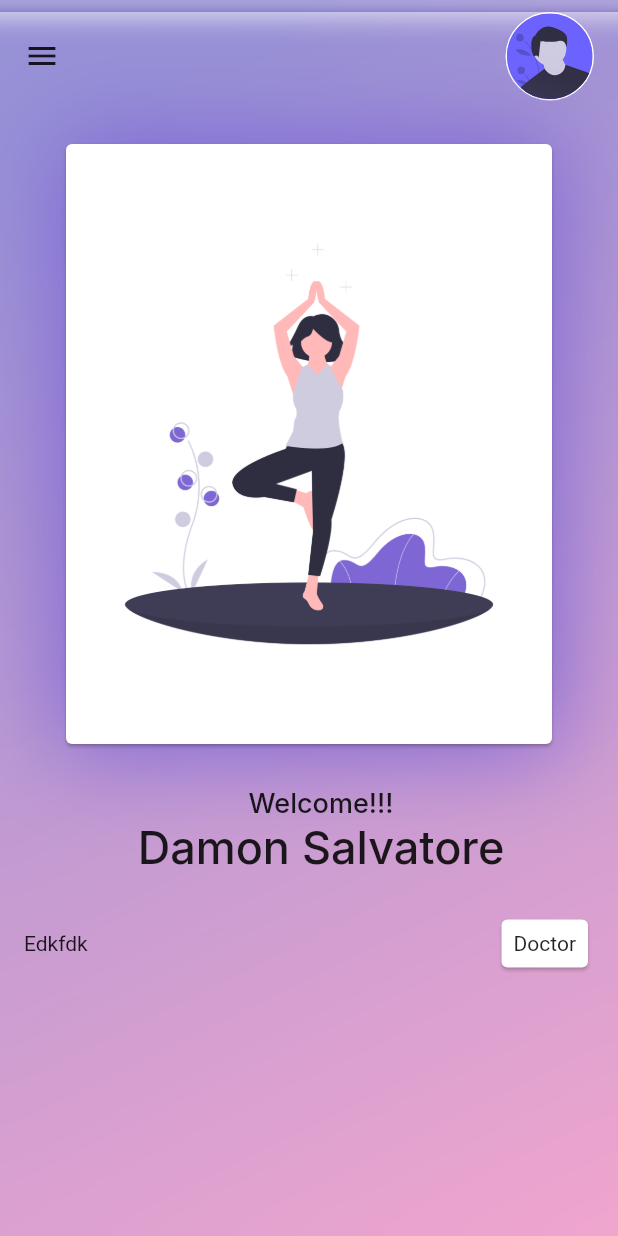
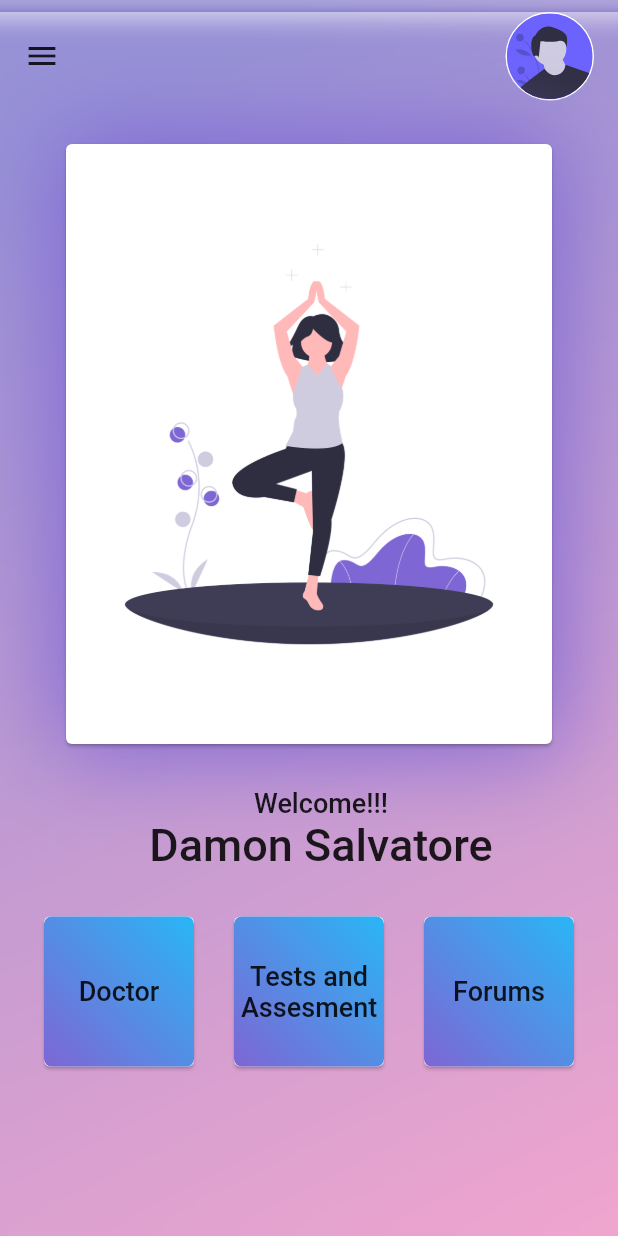
Before and after one commit to hyp9820/Bot_Army, a Flutter app: the screen it shows after launch, on a phone screen of 412 x 824 dp. Run offline on Flutter 3.47's test engine with Material 2 defaults, Android fonts, the phone set to English and light mode, and no system bars; our stand-ins replace flutter_svg, font_awesome_flutter, google_fonts.

Commit message:
Home Screen

```diff
--- a/lib/Home.dart
+++ b/lib/Home.dart
@@ -91,7 +91,7 @@ class _HomeState extends State<Home> {
                     children: <Widget>[
                       Text(
                         'Welcome!!!',
-                        style: GoogleFonts.inter(
+                        style: GoogleFonts.averiaSansLibre(
                           fontSize: 18,
                           fontWeight: FontWeight.w500,
                           color: Colors.black87,
@@ -99,7 +99,7 @@ class _HomeState extends State<Home> {
                       ),
                       Text(
                         'Damon Salvatore',
-                        style: GoogleFonts.inter(
+                        style: GoogleFonts.averiaSansLibre(
                           fontSize: 30,
                           fontWeight: FontWeight.w500,
                           color: Colors.black87,
@@ -117,13 +117,117 @@ class _HomeState extends State<Home> {
                 Padding(
                   padding: EdgeInsets.only(left: 16, right: 16, bottom: 13),
                   child: Row(
-                    mainAxisAlignment: MainAxisAlignment.spaceBetween,
+                    mainAxisAlignment: MainAxisAlignment.spaceAround,
                     children: <Widget>[
-                      Text("Edkfdk"),
-                      Card(
-                        child: Padding(
-                          padding: const EdgeInsets.all(8.0),
-                          child: Text("Doctor"),
+                      Container(
+                        decoration: BoxDecoration(
+                          borderRadius: BorderRadius.circular(50),
+                        ),
+                        child: Card(
+                          child: InkWell(
+                            onTap: () {
+                              print('Card tapped.');
+                            },
+                            child: Container(
+                              height: 100,
+                              width: 100,
+                              child: Center(
+                                child: Text(
+                                  "Doctor",
+                                  textAlign: TextAlign.center,
+                                  style: GoogleFonts.averiaSansLibre(
+                                    fontSize: 18,
+                                    fontWeight: FontWeight.w500,
+                                    color: Colors.black87,
+                                  ),
+                                ),
+                              ),
+                              decoration: BoxDecoration(
+                                  borderRadius: BorderRadius.circular(5),
+                                  gradient: LinearGradient(
+                                      begin: Alignment.topRight,
+                                      end: Alignment.bottomLeft,
+                                      colors: [
+                                        Colors.lightBlue.shade400,
+                                        // Colors.lightBlue.shade200
+                                        Theme.of(context).primaryColor
+                                      ])),
+                            ),
+                          ),
+                        ),
+                      ),
+                      Container(
+                        decoration: BoxDecoration(
+                          borderRadius: BorderRadius.circular(50),
+                        ),
+                        child: Card(
+                          child: InkWell(
+                            onTap: () {
+                              print('Card tapped.');
+                            },
+                            child: Container(
+                              height: 100,
+                              width: 100,
+                              child: Center(
+                                child: Text(
+                                  "Tests and Assesment",
+                                  textAlign: TextAlign.center,
+                                  style: GoogleFonts.averiaSansLibre(
+                                    fontSize: 18,
+                                    fontWeight: FontWeight.w500,
+                                    color: Colors.black87,
+                                  ),
+                                ),
+                              ),
+                              decoration: BoxDecoration(
+                                  borderRadius: BorderRadius.circular(5),
+                                  gradient: LinearGradient(
+                                      begin: Alignment.topRight,
+                                      end: Alignment.bottomLeft,
+                                      colors: [
+                                        Colors.lightBlue.shade400,
+                                        // Colors.lightBlue.shade200
+                                        Theme.of(context).primaryColor
+                                      ])),
+                            ),
+                          ),
+                        ),
+                      ),
+                      Container(
+                        decoration: BoxDecoration(
+                          borderRadius: BorderRadius.circular(50),
+                        ),
+                        child: Card(
+                          child: InkWell(
+                            onTap: () {
+                              print('Card tapped.');
+                            },
+                            child: Container(
+                              height: 100,
+                              width: 100,
+                              child: Center(
+                                child: Text(
+                                  "Forums",
+                                  textAlign: TextAlign.center,
+                                  style: GoogleFonts.averiaSansLibre(
+                                    fontSize: 18,
+                                    fontWeight: FontWeight.w500,
+                                    color: Colors.black87,
+                                  ),
+                                ),
+                              ),
+                              decoration: BoxDecoration(
+                                  borderRadius: BorderRadius.circular(5),
+                                  gradient: LinearGradient(
+                                      begin: Alignment.topRight,
+                                      end: Alignment.bottomLeft,
+                                      colors: [
+                                        Colors.lightBlue.shade400,
+                                        // Colors.lightBlue.shade200
+                                        Theme.of(context).primaryColor
+                                      ])),
+                            ),
+                          ),
                         ),
                       ),
                     ],
--- a/lib/main.dart
+++ b/lib/main.dart
@@ -17,6 +17,7 @@ class MyApp extends StatelessWidget {
       ),
       // home: MyHomePage(title: 'Flutter Demo Home Page'),
       home: Home(),
+      debugShowCheckedModeBanner: false,
     );
   }
 }
```
Also changed, not shown: assets/images/doctor.png (renamed from assets/images/homeUI.png).
